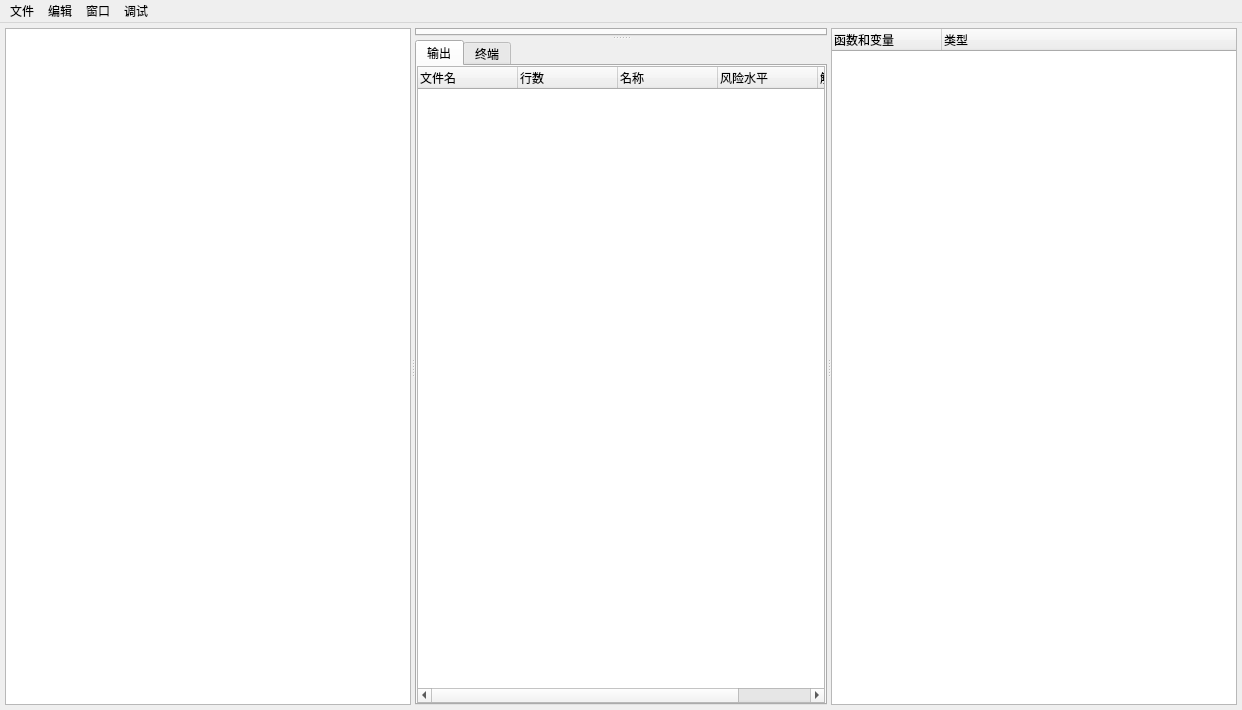
Old version of the form QTApplication/MainWindow.ui in the repository StuBoo3i/CodeAudit.
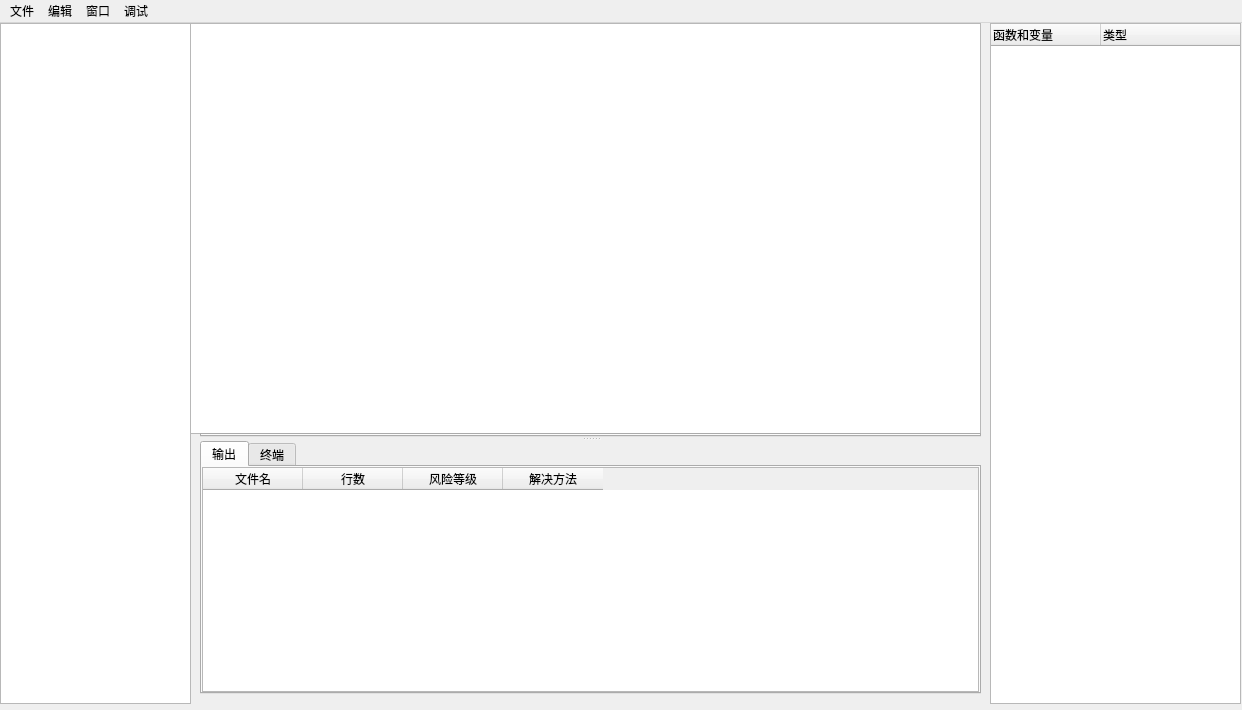
New version of the form. The open tabs and pages were chosen to show the change. Icons and pictures are not drawn.

What changed in the file:
```diff
--- a/QTApplication/MainWindow.ui
+++ b/QTApplication/MainWindow.ui
@@ -25,26 +25,77 @@
      <verstretch>0</verstretch>
     </sizepolicy>
    </property>
-   <layout class="QVBoxLayout" name="verticalLayout">
-    <property name="leftMargin">
-     <number>5</number>
+   <widget class="QTextBrowser" name="textBrowser">
+    <property name="geometry">
+     <rect>
+      <x>190</x>
+      <y>0</y>
+      <width>791</width>
+      <height>411</height>
+     </rect>
     </property>
-    <property name="topMargin">
-     <number>5</number>
+   </widget>
+   <widget class="QTreeWidget" name="treeWidget_1">
+    <property name="geometry">
+     <rect>
+      <x>990</x>
+      <y>0</y>
+      <width>251</width>
+      <height>681</height>
+     </rect>
     </property>
-    <property name="rightMargin">
-     <number>5</number>
+    <property name="styleSheet">
+     <string notr="true">QTreeView::branch:closed:has-children
+{
+    image: url(./resource/icon/expand-positive.png);/*图标*/
+    border-image: none;
+}
+
+QTreeView::branch:open:has-children
+{
+    image: url(./resource/icon/shrink-positive.png);/*图标*/
+    border-image: none;
+}</string>
     </property>
-    <property name="bottomMargin">
-     <number>5</number>
-    </property>
-    <item>
-     <widget class="QSplitter" name="splitter_2">
-      <property name="orientation">
-       <enum>Qt::Horizontal</enum>
-      </property>
-      <widget class="QTreeView" name="treeView"/>
+    <attribute name="headerMinimumSectionSize">
+     <number>30</number>
+    </attribute>
+    <attribute name="headerDefaultSectionSize">
+     <number>110</number>
+    </attribute>
+    <attribute name="headerHighlightSections">
+     <bool>false</bool>
+    </attribute>
+    <column>
+     <property name="text">
+      <string>函数和变量</string>
+     </property>
+    </column>
+    <column>
+     <property name="text">
+      <string>类型</string>
+     </property>
+    </column>
+   </widget>
+   <widget class="QTreeView" name="treeView">
+    <property name="geometry">
+     <rect>
+      <x>0</x>
+      <y>0</y>
+      <width>191</width>
+      <height>681</height>
+     </rect>
+    </property>
+   </widget>
       <widget class="QSplitter" name="splitter">
+    <property name="geometry">
+     <rect>
+      <x>200</x>
+      <y>410</y>
+      <width>781</width>
+      <height>261</height>
+     </rect>
+    </property>
        <property name="orientation">
         <enum>Qt::Vertical</enum>
        </property>
@@ -61,6 +112,7 @@
          <property name="font">
           <font>
            <family>Microsoft YaHei UI</family>
+        <pointsize>9</pointsize>
           </font>
          </property>
          <attribute name="title">
@@ -83,20 +135,7 @@
            <number>0</number>
           </property>
           <item>
-           <widget class="QTreeWidget" name="treeWidget">
-            <property name="styleSheet">
-             <string notr="true">QTreeView::branch:closed:has-children
-{
-    image: url(./resource/icon/expand-positive.png);/*图标*/
-    border-image: none;
-}
-
-QTreeView::branch:open:has-children
-{
-    image: url(./resource/icon/shrink-positive.png);/*图标*/
-    border-image: none;
-}</string>
-            </property>
+        <widget class="QTableWidget" name="tableWidget">
             <column>
              <property name="text">
               <string>文件名</string>
@@ -109,17 +148,12 @@
             </column>
             <column>
              <property name="text">
-              <string>名称</string>
+           <string>风险等级</string>
              </property>
             </column>
             <column>
              <property name="text">
-              <string>风险水平</string>
-             </property>
-            </column>
-            <column>
-             <property name="text">
-              <string>解决方式</string>
+           <string>解决方法</string>
              </property>
             </column>
            </widget>
@@ -165,43 +199,6 @@
         </widget>
        </widget>
       </widget>
-      <widget class="QTreeWidget" name="treeWidget_1">
-       <property name="styleSheet">
-        <string notr="true">QTreeView::branch:closed:has-children
-{
-    image: url(./resource/icon/expand-positive.png);/*图标*/
-    border-image: none;
-}
-
-QTreeView::branch:open:has-children
-{
-    image: url(./resource/icon/shrink-positive.png);/*图标*/
-    border-image: none;
-}</string>
-       </property>
-       <attribute name="headerDefaultSectionSize">
-        <number>110</number>
-       </attribute>
-       <attribute name="headerHighlightSections">
-        <bool>false</bool>
-       </attribute>
-       <attribute name="headerMinimumSectionSize">
-        <number>30</number>
-       </attribute>
-       <column>
-        <property name="text">
-         <string>函数和变量</string>
-        </property>
-       </column>
-       <column>
-        <property name="text">
-         <string>类型</string>
-        </property>
-       </column>
-      </widget>
-     </widget>
-    </item>
-   </layout>
   </widget>
   <widget class="QMenuBar" name="menubar">
    <property name="geometry">
```
Left out of the diff: 44 changed lines with no effect on the pictures. Lines whose indentation alone changed are shown as unchanged.
